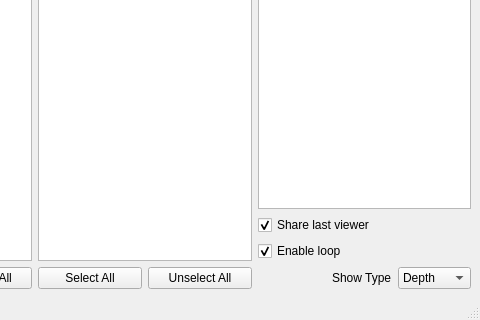
Above: KinectProject/DatasetBrowser.ui from d3ce1t/PrivacyProject before the change; both pictures show x 409 to 889 and y 261 to 581 of the 889 by 581 pixel window. Below: the same form after it.
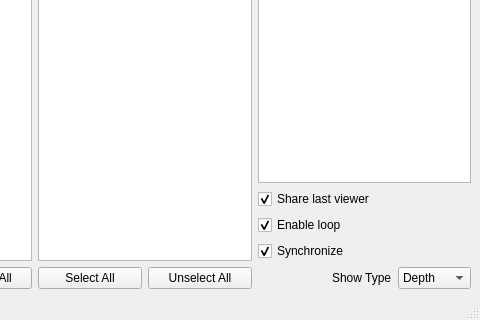
That is the form after the change.

Patch:
```diff
--- a/KinectProject/DatasetBrowser.ui
+++ b/KinectProject/DatasetBrowser.ui
@@ -189,6 +189,16 @@
           </property>
          </widget>
         </item>
+        <item>
+         <widget class="QCheckBox" name="checkSync">
+          <property name="text">
+           <string>Synchronize</string>
+          </property>
+          <property name="checked">
+           <bool>true</bool>
+          </property>
+         </widget>
+        </item>
         <item>
          <layout class="QHBoxLayout" name="horizontalLayout_5">
           <item>
```
